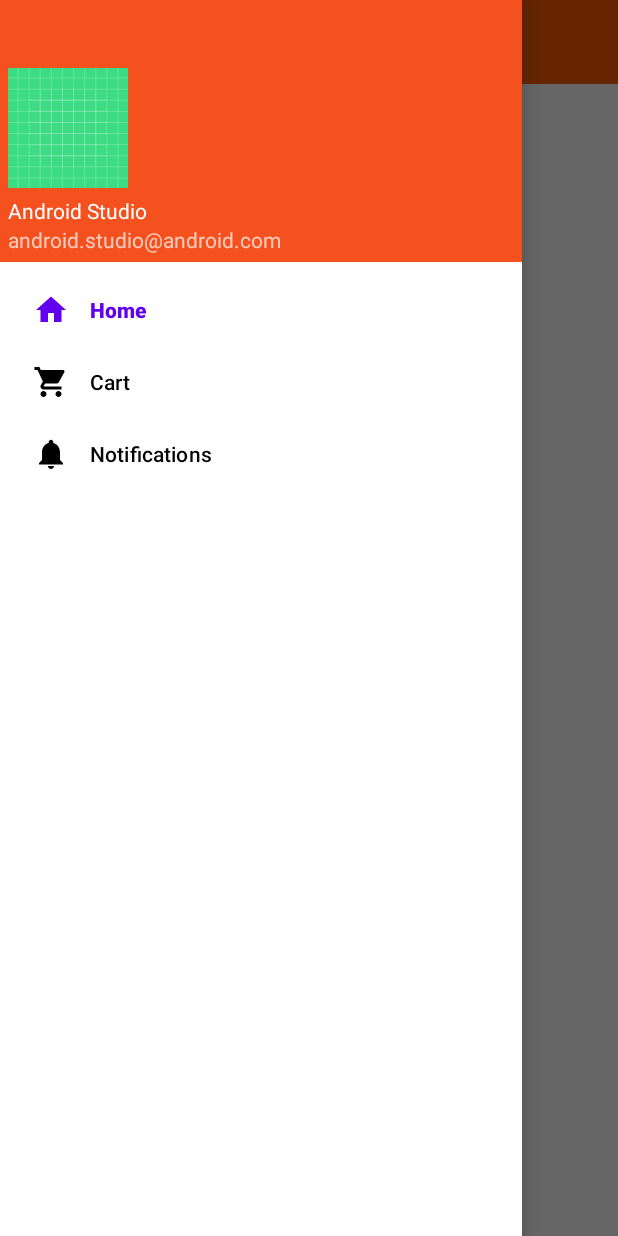
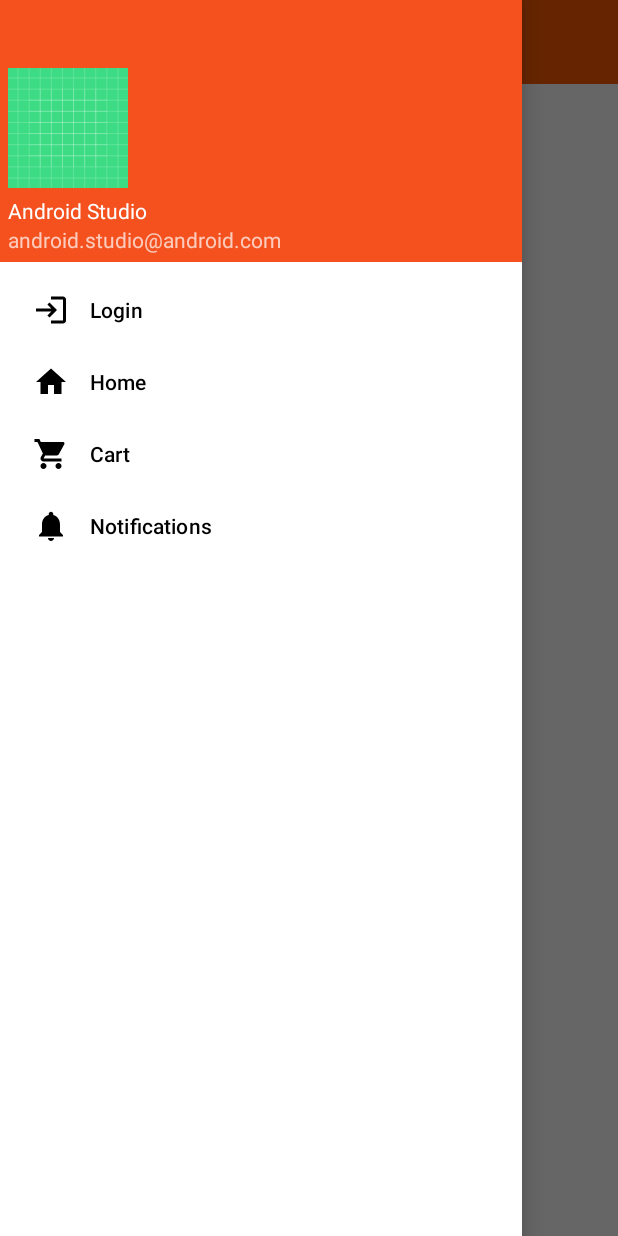
Before and after one commit to trinhan201/FoodOrderApp, an Android app: the screen it shows after launch (MainActivity), with the side drawer open, on a phone screen of 412 x 824 dp. Run offline under Robolectric (Android 15) with nearby library versions, the phone set to English and light mode, and no system bars; libraries missing offline, so code that uses them is left out: com.etebarian.meowbottomnavigation; 1 statement that could not run was skipped.

Commit message:
Add login page

```diff
--- a/app/src/main/java/com/example/foodorderapp/interfaces/ApiService.java
+++ b/app/src/main/java/com/example/foodorderapp/interfaces/ApiService.java
@@ -24,4 +24,6 @@ public interface ApiService {
 
     @GET("api/v1/products")
     Call<List<FoodModel>> callListFood();
+
+    @POST("api/v1/user/login")
 }
--- /dev/null
+++ b/app/src/main/res/drawable/ic_baseline_login_24.xml
@@ -0,0 +1,10 @@
+<vector xmlns:android="http://schemas.android.com/apk/res/android"
+    android:width="24dp"
+    android:height="24dp"
+    android:viewportWidth="24"
+    android:viewportHeight="24"
+    android:tint="?attr/colorControlNormal">
+  <path
+      android:fillColor="@android:color/white"
+      android:pathData="M11,7L9.6,8.4l2.6,2.6H2v2h10.2l-2.6,2.6L11,17l5,-5L11,7zM20,19h-8v2h8c1.1,0 2,-0.9 2,-2V5c0,-1.1 -0.9,-2 -2,-2h-8v2h8V19z"/>
+</vector>
--- a/app/src/main/res/menu/navigation.xml
+++ b/app/src/main/res/menu/navigation.xml
@@ -1,10 +1,14 @@
 <?xml version="1.0" encoding="utf-8"?>
 <menu xmlns:android="http://schemas.android.com/apk/res/android">
     <item
-        android:id="@+id/navigation_home"
-        android:icon="@drawable/ic_baseline_home_24"
-        android:title="Home"
-        android:checked="true"/>
+        android:id="@+id/navigation_login"
+        android:icon="@drawable/ic_baseline_login_24"
+        android:title="Login"/>
+
+    <item
+    android:id="@+id/navigation_home"
+    android:icon="@drawable/ic_baseline_home_24"
+    android:title="Home"/>
 
     <item
         android:id="@+id/navigation_dashboard"
--- a/build.gradle
+++ b/build.gradle
@@ -5,7 +5,7 @@ buildscript {
         mavenCentral()
     }
     dependencies {
-        classpath "com.android.tools.build:gradle:7.0.2"
+        classpath 'com.android.tools.build:gradle:7.1.2'
 
         // NOTE: Do not place your application dependencies here; they belong
         // in the individual module build.gradle files
```
Also changed, not shown: app/src/main/java/com/example/foodorderapp/activities/MainActivity.java (+8 -3 lines), app/src/main/java/com/example/foodorderapp/fragments/LoginFragment.java (added, +66 -0 lines), app/src/main/res/layout/fragment_login.xml (added, +84 -0 lines), gradle/wrapper/gradle-wrapper.properties.
